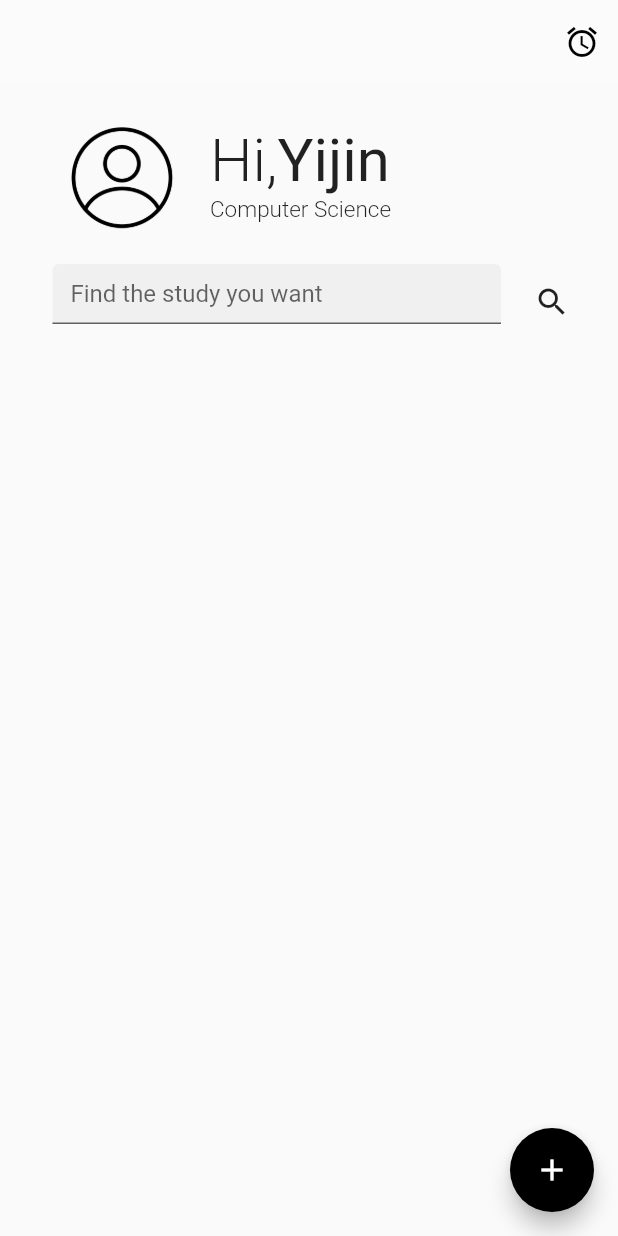
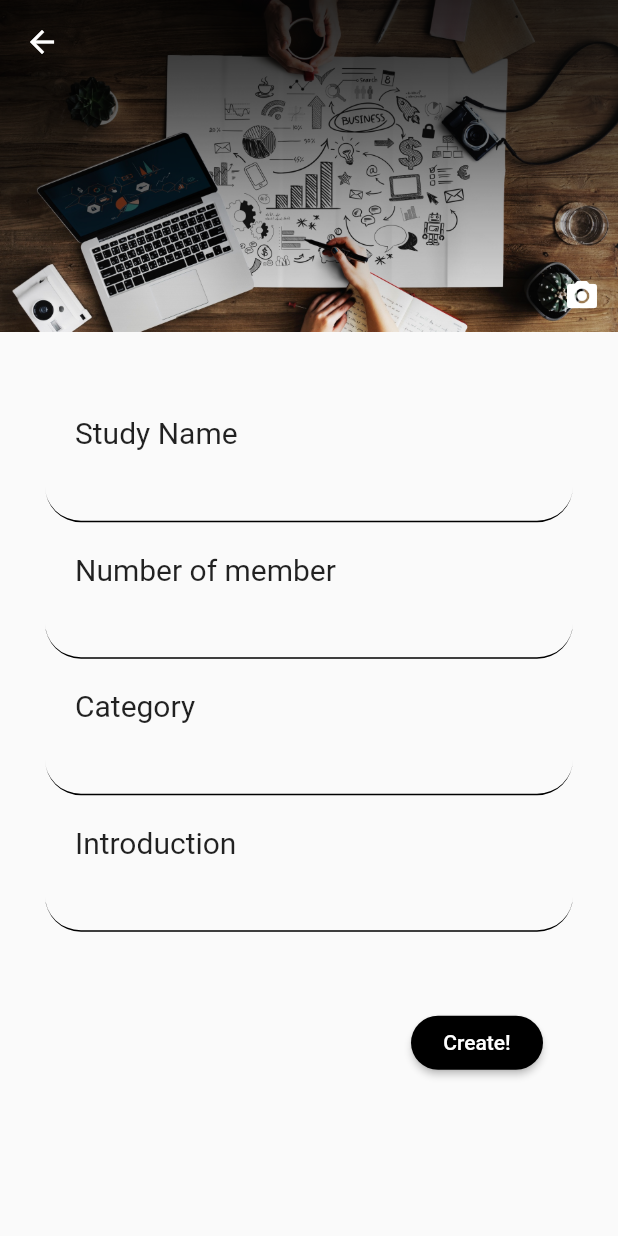
Before and after one commit to YijinShin/HudsonStudy, a Flutter app: the HomePage screen opened by its route, after a tap on the "add" icon, on a phone screen of 412 x 824 dp. Run offline on Flutter 3.47's test engine with Material 2 defaults, Android fonts, the phone set to English and light mode, and no system bars; our stand-ins replace cloud_firestore, firebase_auth, firebase_core, font_awesome_flutter, google_sign_in; accounts and stored records are empty.

Commit message:
add study function 구현
todo
pass word는 privite일때만 입력가능하도록만들기. 빈칸 넘어가지 않도록 막기. maxmemnumber에는 숫자만 들어갈 수 있도록 막기.

```diff
--- a/hudsonstudy/lib/model/study.dart
+++ b/hudsonstudy/lib/model/study.dart
@@ -1,24 +1,40 @@
 import 'package:flutter/foundation.dart';
 
+//DB에서 받아오는 용도
 class Study{
   const Study({
-    @required this.id,
     @required this.name,
-    @required this.price,
-    @required this.description,
-    @required this.thumb,
-    @required this.photoURL,
-    @required this.photoName,
-    @required this.userId,
-  }) :assert(name != null),
-      assert(price != null);
+    @required this.category,
+    @required this.maxMemNumber,
+    @required this.currentMemNumber,
+    @required this.when,
+    @required this.introduction,
+    @required this.rule,
+    @required this.status,
+    @required this.isPrivite,
+    @required this.password,
+  }) :assert(name != null);
 
-  final String id;
   final String name;
-  final int price;
-  final String description;
-  final int thumb;
-  final String photoURL;
-  final String photoName;
-  final String userId;
+  final String category;
+  final int maxMemNumber;
+  final int currentMemNumber;
+  final String when;
+  final String introduction;
+  final String rule;
+  final String status;
+  final bool isPrivite;
+  final String password;
 }
+
+//새 스터를 만들때 사용
+class NewStudy{
+   String name = '---';
+   String category ='---';
+   int maxMemNumber = 0;
+   String when = '---';
+   String introduction = '---';
+   String rule ='---';
+   bool isPrivite =false;
+   String password ='---';
+}
--- a/hudsonstudy/lib/model/user.dart
+++ b/hudsonstudy/lib/model/user.dart
@@ -3,17 +3,17 @@ import 'package:flutter/foundation.dart';
 class AppUser{
   const AppUser({
     @required this.email,
-    @required this.firstname,
-    @required this.surename,
+    @required this.firstName,
+    @required this.sureName,
     @required this.major,
     @required this.contect,
-  }) :assert(surename != null),
-      assert(firstname != null),
+  }) :assert(sureName != null),
+      assert(firstName != null),
       assert(email != null);
 
   final String email;
-  final String firstname;
-  final String surename;
+  final String firstName;
+  final String sureName;
   final String major;
   final String contect;
 
--- /dev/null
+++ b/hudsonstudy/lib/page/create_study_page1.dart
@@ -0,0 +1,234 @@
+import 'package:flutter/material.dart';
+import 'package:provider/provider.dart';
+//page
+import 'package:hudsonstudy/page/create_study_page2.dart';
+//model
+import 'package:hudsonstudy/model/study.dart';
+//provider
+import 'package:hudsonstudy/provider/applicationstate_provider.dart';
+
+class CreateStudyPage1 extends StatefulWidget {
+  @override
+  _CreateStudyPage1State createState() => _CreateStudyPage1State();
+}
+
+class _CreateStudyPage1State extends State<CreateStudyPage1> {
+
+  final _studyNameController = TextEditingController();
+  final _memberNumberController = TextEditingController();
+  final _categoryController = TextEditingController();
+  final _introductionController = TextEditingController();
+  final _formKey = GlobalKey<FormState>(debugLabel: '_AddPage1State');
+
+  NewStudy newStudy = new NewStudy();
+
+  @override
+  Widget build(BuildContext context) {
+    return Scaffold(
+      appBar: AppBar(
+        backgroundColor: Colors.transparent,
+        elevation: 0.0,
+      ),
+      extendBodyBehindAppBar: true,
+      body: Column(
+        children: [
+          Container(
+            decoration: BoxDecoration(color: Colors.grey[300]),
+            child: Stack(
+              alignment: Alignment.bottomRight,
+              children: <Widget> [
+                Image.asset('assets/studyDefaultImage.png',fit: BoxFit.fill),
+                Image.asset('assets/gradation1.png',fit: BoxFit.fill),
+                IconButton(
+                  color: Colors.white,
+                  icon: Icon(Icons.photo_camera),
+                  onPressed: (){
+                    print('image picker');
+                  },
+                )
+              ],
+            ),
+          ),
+          Expanded(
+            child: ListView(
+                children: [
+                  Container(
+                    padding: EdgeInsets.fromLTRB(50, 0,0,0),
+                    child: Text(
+                      'Study Name',
+                      style: TextStyle(fontWeight: FontWeight.w400, fontSize: 20),
+                    ),
+                  ),
+                  Container(
+                    padding: EdgeInsets.fromLTRB(30, 0,30,0),
+                    child: TextFormField(
+                      style: TextStyle(fontSize: 20.0,fontWeight: FontWeight.w300),
+                      controller: _studyNameController,
+                      validator: (value) {
+                        if (value == null || value.isEmpty) {
+                          return 'Enter your message to continue';
+                        }
+                        return null;
+                      },
+                      decoration: InputDecoration(
+                        fillColor: Colors.transparent,
+                        focusedBorder: OutlineInputBorder(
+                          borderSide: BorderSide(color: Colors.black),
+                          borderRadius: BorderRadius.circular(25.7),
+                        ),
+                        enabledBorder: UnderlineInputBorder(
+                          borderSide: BorderSide(color: Colors.black),
+                          borderRadius: BorderRadius.circular(25.7),
+                        ),
+                        filled: true,
+                      ),
+                    ),
+                  ),
+                  SizedBox(height: 20,),
+                  Container(
+                    padding: EdgeInsets.fromLTRB(50, 0,0,0),
+                    child: Text(
+                      'Number of member',
+                      style: TextStyle(fontWeight: FontWeight.w400, fontSize: 20),
+                    ),
+                  ),
+                  Container(
+                    padding: EdgeInsets.fromLTRB(30, 0,30,0),
+                    child: TextFormField(
+                      style: TextStyle(fontSize: 20.0,fontWeight: FontWeight.w300),
+                      controller: _memberNumberController,
+                      validator: (value) {
+                        if (value == null || value.isEmpty) {
+                          return 'Enter your message to continue';
+                        }
+                        return null;
+                      },
+                      decoration: InputDecoration(
+                        fillColor: Colors.transparent,
+                        focusedBorder: OutlineInputBorder(
+                          borderSide: BorderSide(color: Colors.black),
+                          borderRadius: BorderRadius.circular(25.7),
+                        ),
+                        enabledBorder: UnderlineInputBorder(
+                          borderSide: BorderSide(color: Colors.black),
+                          borderRadius: BorderRadius.circular(25.7),
+                        ),
+                        filled: true,
+                      ),
+                    ),
+                  ),
+                  SizedBox(height: 20,),
+                  Container(
+                    padding: EdgeInsets.fromLTRB(50, 0,0,0),
+                    child: Text(
+                      'Category',
+                      style: TextStyle(fontWeight: FontWeight.w400, fontSize: 20),
+                    ),
+                  ),
+                  Container(
+                    padding: EdgeInsets.fromLTRB(30, 0,30,0),
+                    child: TextFormField(
+                      style: TextStyle(fontSize: 20.0,fontWeight: FontWeight.w300),
+                      controller: _categoryController,
+                      validator: (value) {
+                        if (value == null || value.isEmpty) {
+                          return 'Enter your message to continue';
+                        }
+                        return null;
+                      },
+                      decoration: InputDecoration(
+                        fillColor: Colors.transparent,
+                        focusedBorder: OutlineInputBorder(
+                          borderSide: BorderSide(color: Colors.black),
+                          borderRadius: BorderRadius.circular(25.7),
+                        ),
+                        enabledBorder: UnderlineInputBorder(
+                          borderSide: BorderSide(color: Colors.black),
+                          borderRadius: BorderRadius.circular(25.7),
+                        ),
+                        filled: true,
+                      ),
+                    ),
+                  ),
+                  SizedBox(height: 20,),
+                  Container(
+                    padding: EdgeInsets.fromLTRB(50, 0,0,0),
+                    child: Text(
+                      'Introduction',
+                      style: TextStyle(fontWeight: FontWeight.w400, fontSize: 20),
+                    ),
+                  ),
+                  Container(
+                    padding: EdgeInsets.fromLTRB(30, 0,30,0),
+                    child: TextFormField(
+                      style: TextStyle(fontSize: 20.0,fontWeight: FontWeight.w300),
+                      controller: _introductionController,
+                      validator: (value) {
+                        if (value == null || value.isEmpty) {
+                          return 'Enter your message to continue';
+                        }
+                        return null;
+                      },
+                      decoration: InputDecoration(
+                        fillColor: Colors.transparent,
+                        focusedBorder: OutlineInputBorder(
+                          borderSide: BorderSide(color: Colors.black),
+                          borderRadius: BorderRadius.circular(25.7),
+                        ),
+                        enabledBorder: UnderlineInputBorder(
+                          borderSide: BorderSide(color: Colors.black),
+                          borderRadius: BorderRadius.circular(25.7),
+                        ),
+                        filled: true,
+                      ),
+                    ),
+                  ),
+                  Container(
+                    margin: EdgeInsets.fromLTRB(0, 50, 50, 30),
+                    alignment: Alignment.bottomRight,
+                    child: Form(
+                      key: _formKey,
+                      child: RaisedButton(
+                        shape: RoundedRectangleBorder(borderRadius: BorderRadius.circular(40)),
+                        color: Colors.black,
+                        child: Text('Create!',style: TextStyle(color: Colors.white),),
+                        onPressed: (){
+                          if (_formKey.currentState.validate()) {
+                            //save info to study model
+                            newStudy.name = _studyNameController.text;
+                            newStudy.category = _categoryController.text;
+                            newStudy.maxMemNumber = int.parse(_memberNumberController.text);
+                            newStudy.introduction = _introductionController.text;
+                            //controller clear
+                            _studyNameController.clear();
+                            _memberNumberController.clear();
+                            _categoryController.clear();
+                            _introductionController.clear();
+                            //navigator
+                            Navigator.push(
+                              context,
+                              MaterialPageRoute(
+                                builder: (context){
+                                  return Consumer<ApplicationStateProvider>(
+                                    builder: (context, appState, _) => CreateStudyPage2(
+                                      addStudyToStudy: (NewStudy newStudy) =>
+                                        appState.addStudyToStudy(newStudy),
+                                      newStudy : newStudy
+                                    )
+                                  );
+                                }
+                              ),
+                            );
+                          }
+                        },
+                      ),
+                    ),
+                  )
+                ]
+              ),
+            ),
+        ],
+      ),
+    );
+  }
+}
--- a/hudsonstudy/lib/page/profile_page.dart
+++ b/hudsonstudy/lib/page/profile_page.dart
@@ -2,8 +2,10 @@ import 'package:flutter/material.dart';
 import 'package:hudsonstudy/page/start_page.dart';
 import 'package:provider/provider.dart';
 
+//provider
 import 'package:hudsonstudy/provider/applicationstate_provider.dart';
-
+//page
+import 'package:hudsonstudy/page/home_page.dart';
 
 
 class ProfilePage extends StatefulWidget {
@@ -54,7 +56,7 @@ class _ProfilePageState extends State<ProfilePage> {
                 provider.signOut();
                 Navigator.push(
                   context,
-                  MaterialPageRoute(builder: (context) => StartPage()),
+                  MaterialPageRoute(builder: (context) => HomePage()),
                 );
               },
               child: Text('loggout'),
--- a/hudsonstudy/lib/widget/home_widget.dart
+++ b/hudsonstudy/lib/widget/home_widget.dart
@@ -4,8 +4,9 @@ import 'package:provider/provider.dart';
 
 //provider
 import 'package:hudsonstudy/provider/applicationstate_provider.dart';
-
+//page
 import 'package:hudsonstudy/page/profile_page.dart';
+import 'package:hudsonstudy/page/create_study_page1.dart';
 
 
 
@@ -96,7 +97,12 @@ class _HomeWidgetState extends State<HomeWidget> {
       floatingActionButton: FloatingActionButton(
         backgroundColor: Colors.black,
         child: Icon(Icons.add,color: Colors.white,),
-        onPressed: (){print('floating button');},
+        onPressed: (){
+          Navigator.push(
+            context,
+            MaterialPageRoute(builder: (context) => CreateStudyPage1()),
+          );
+        },
       ),
     );
   }
--- a/hudsonstudy/pubspec.yaml
+++ b/hudsonstudy/pubspec.yaml
@@ -39,3 +39,5 @@ flutter:
     - assets/background4.jpg
     - assets/title.png
     - assets/user.png
+    - assets/studyDefaultImage.png
+    - assets/gradation1.png
```
Also changed, not shown: hudsonstudy/lib/page/create_study_page2.dart (added, +211 -0 lines), hudsonstudy/lib/provider/applicationstate_provider.dart (+82 -9 lines), hudsonstudy/assets/gradation1.png (added), hudsonstudy/assets/studyDefaultImage.png (added), hudsonstudy/lib/provider/textcontroller_provider.dart (added), 3 other files.
